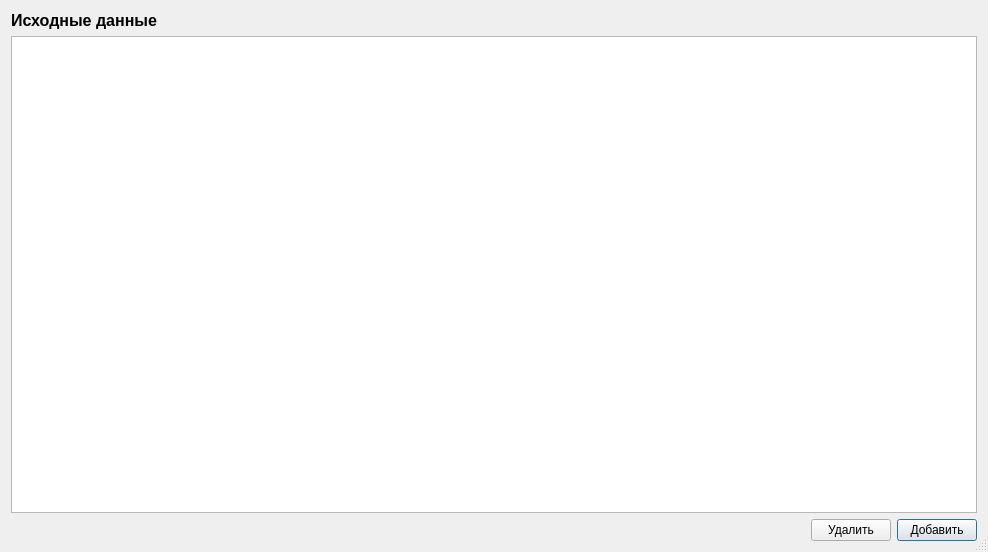
Old version of the form analyticalmodel.ui in the repository vadimlarionov/AnalyticalModel.
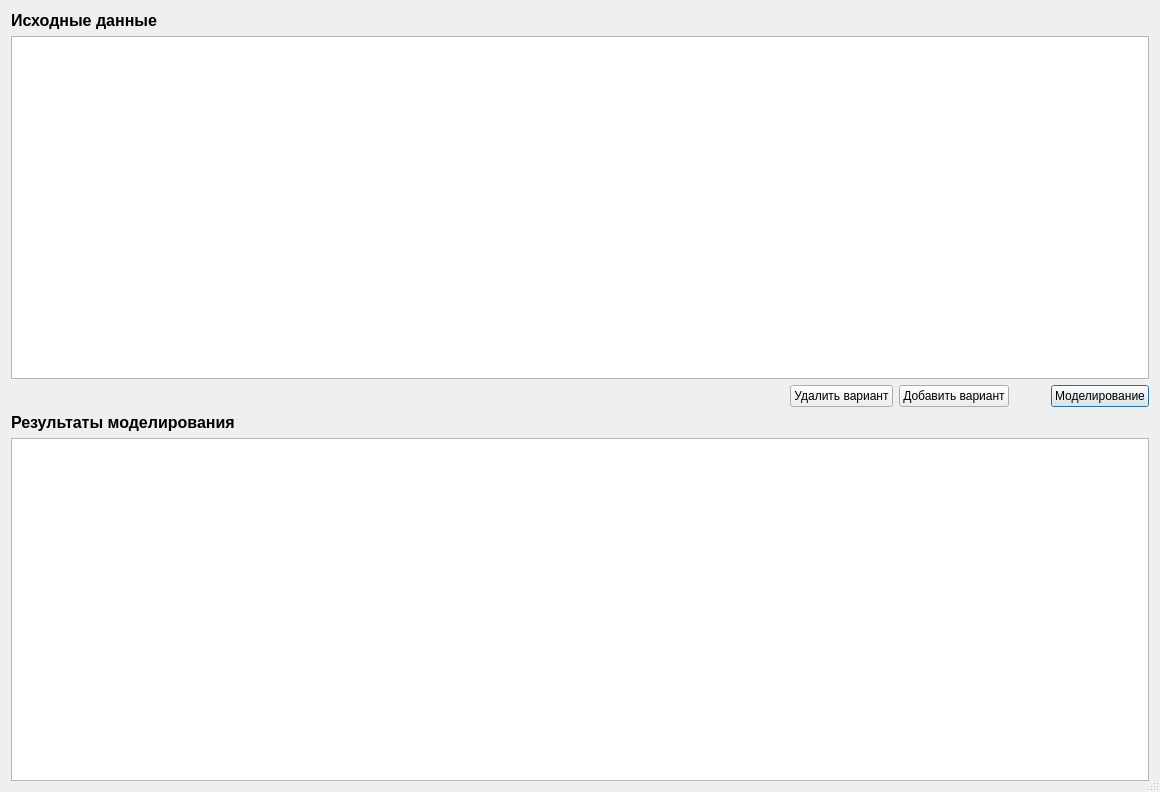
New version of the form. Icons and pictures are not drawn.

Diff of the .ui file:
```diff
--- a/analyticalmodel.ui
+++ b/analyticalmodel.ui
@@ -12,8 +12,8 @@
    <rect>
     <x>0</x>
     <y>0</y>
-    <width>988</width>
-    <height>552</height>
+    <width>1160</width>
+    <height>792</height>
    </rect>
   </property>
   <property name="windowTitle">
@@ -32,6 +32,30 @@
   <layout class="QGridLayout" name="gridLayout_2">
    <item row="0" column="0">
     <layout class="QGridLayout" name="gridLayout">
+     <item row="1" column="0" colspan="5">
+      <widget class="QTableWidget" name="inputTableWidget"/>
+     </item>
+     <item row="3" column="0">
+      <widget class="QLabel" name="label_2">
+       <property name="font">
+        <font>
+         <pointsize>12</pointsize>
+         <weight>75</weight>
+         <bold>true</bold>
+        </font>
+       </property>
+       <property name="text">
+        <string>Результаты моделирования</string>
+       </property>
+      </widget>
+     </item>
+     <item row="2" column="4">
+      <widget class="QPushButton" name="calculateButton">
+       <property name="text">
+        <string>Моделирование</string>
+       </property>
+      </widget>
+     </item>
      <item row="2" column="0">
       <spacer name="horizontalSpacer">
        <property name="orientation">
@@ -45,20 +69,17 @@
        </property>
       </spacer>
      </item>
-     <item row="1" column="0" colspan="3">
-      <widget class="QTableWidget" name="tableWidget"/>
-     </item>
      <item row="2" column="2">
       <widget class="QPushButton" name="addVariantButton">
        <property name="text">
-        <string>Добавить</string>
+        <string>Добавить вариант</string>
        </property>
       </widget>
      </item>
      <item row="2" column="1">
       <widget class="QPushButton" name="deleteVariantButton">
        <property name="text">
-        <string>Удалить</string>
+        <string>Удалить вариант</string>
        </property>
       </widget>
      </item>
@@ -76,6 +97,25 @@
        </property>
       </widget>
      </item>
+     <item row="4" column="0" colspan="5">
+      <widget class="QTableWidget" name="outputTableWidget"/>
+     </item>
+     <item row="2" column="3">
+      <spacer name="horizontalSpacer_2">
+       <property name="orientation">
+        <enum>Qt::Horizontal</enum>
+       </property>
+       <property name="sizeType">
+        <enum>QSizePolicy::Fixed</enum>
+       </property>
+       <property name="sizeHint" stdset="0">
+        <size>
+         <width>30</width>
+         <height>20</height>
+        </size>
+       </property>
+      </spacer>
+     </item>
     </layout>
    </item>
   </layout>
```
